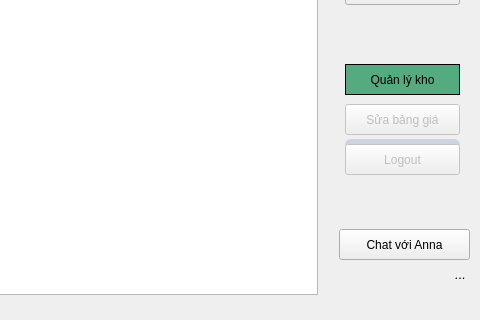
Old version of the form UI/gui.ui in the repository TungFireSmart/Fsales; both pictures show x 475 to 955 and y 321 to 641 of the 955 by 641 pixel window.
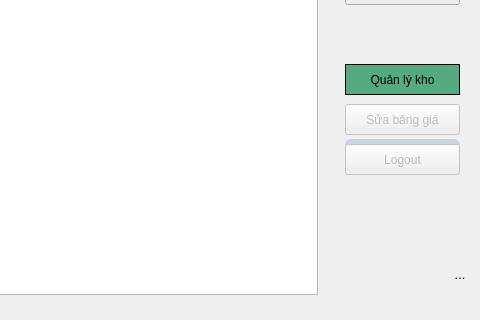
New version of the form. Icons and pictures are not drawn.

The edit to the form file:
```diff
--- a/UI/gui.ui
+++ b/UI/gui.ui
@@ -419,19 +419,6 @@
      <string>Tìm theo số điện thoại, số báo giá, tên KH</string>
     </property>
    </widget>
-   <widget class="QPushButton" name="but_chat">
-    <property name="geometry">
-     <rect>
-      <x>814</x>
-      <y>550</y>
-      <width>131</width>
-      <height>31</height>
-     </rect>
-    </property>
-    <property name="text">
-     <string>Chat với Anna</string>
-    </property>
-   </widget>
   </widget>
   <widget class="QMenuBar" name="menubar">
    <property name="geometry">
```
